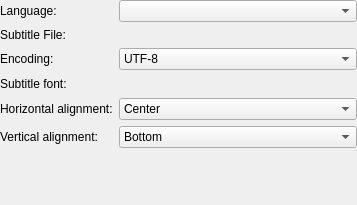
google-code-export/kmediafactory, file plugins/video/subtitleoptions.ui: the form before one commit.
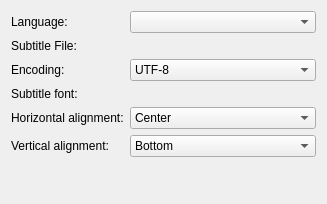
The form after the commit. Custom widgets are drawn as their Qt base class.

Commit message: Replace KMFFontChooser with KFontRequester

```diff
--- a/plugins/video/subtitleoptions.ui
+++ b/plugins/video/subtitleoptions.ui
@@ -6,17 +6,14 @@
    <rect>
     <x>0</x>
     <y>0</y>
-    <width>357</width>
-    <height>205</height>
+    <width>327</width>
+    <height>204</height>
    </rect>
   </property>
   <property name="windowTitle">
    <string>Subtitle options</string>
   </property>
   <layout class="QFormLayout" name="formLayout">
-   <property name="margin">
-    <number>0</number>
-   </property>
    <item row="0" column="0">
     <widget class="QLabel" name="languageLabel">
      <property name="text">
@@ -30,7 +27,17 @@
      </property>
     </widget>
    </item>
-   <item row="2" column="0">
+   <item row="0" column="1">
+    <widget class="QComboBox" name="languageCombo">
+     <property name="sizePolicy">
+      <sizepolicy hsizetype="Expanding" vsizetype="Fixed">
+       <horstretch>0</horstretch>
+       <verstretch>0</verstretch>
+      </sizepolicy>
+     </property>
+    </widget>
+   </item>
+   <item row="1" column="0">
     <widget class="QLabel" name="subtitleFileLabel">
      <property name="text">
       <string>Subtitle File:</string>
@@ -43,7 +50,7 @@
      </property>
     </widget>
    </item>
-   <item row="2" column="1">
+   <item row="1" column="1">
     <widget class="KUrlRequester" name="subtitleUrl">
      <property name="sizePolicy">
       <sizepolicy hsizetype="Expanding" vsizetype="Preferred">
@@ -53,7 +60,7 @@
      </property>
     </widget>
    </item>
-   <item row="3" column="0">
+   <item row="2" column="0">
     <widget class="QLabel" name="encodingLabel">
      <property name="text">
       <string>Encoding:</string>
@@ -63,7 +70,7 @@
      </property>
     </widget>
    </item>
-   <item row="3" column="1">
+   <item row="2" column="1">
     <widget class="KComboBox" name="encodingCombo">
      <property name="sizePolicy">
       <sizepolicy hsizetype="Expanding" vsizetype="Fixed">
@@ -636,7 +643,7 @@
      </item>
     </widget>
    </item>
-   <item row="4" column="0">
+   <item row="3" column="0">
     <widget class="QLabel" name="subtitleFontLabel">
      <property name="text">
       <string>Subtitle font:</string>
@@ -644,31 +651,12 @@
      <property name="wordWrap">
       <bool>false</bool>
      </property>
-     <property name="buddy">
-      <cstring>subtitleFontChooser</cstring>
-     </property>
     </widget>
    </item>
-   <item row="4" column="1">
-    <widget class="KMFFontChooser" name="subtitleFontChooser">
-     <property name="sizePolicy">
-      <sizepolicy hsizetype="Expanding" vsizetype="Preferred">
-       <horstretch>0</horstretch>
-       <verstretch>0</verstretch>
-      </sizepolicy>
-     </property>
-     <property name="minimumSize">
-      <size>
-       <width>0</width>
-       <height>16</height>
-      </size>
-     </property>
-     <property name="focusPolicy">
-      <enum>Qt::TabFocus</enum>
-     </property>
-    </widget>
+   <item row="3" column="1">
+    <widget class="KFontRequester" name="subtitleFont"/>
    </item>
-   <item row="5" column="0">
+   <item row="4" column="0">
     <widget class="QLabel" name="horizontalLabel">
      <property name="text">
       <string>Horizontal alignment:</string>
@@ -681,7 +669,7 @@
      </property>
     </widget>
    </item>
-   <item row="5" column="1">
+   <item row="4" column="1">
     <widget class="QComboBox" name="horizontalAlignCombo">
      <property name="sizePolicy">
       <sizepolicy hsizetype="Expanding" vsizetype="Fixed">
@@ -714,7 +702,7 @@
      </item>
     </widget>
    </item>
-   <item row="6" column="0">
+   <item row="5" column="0">
     <widget class="QLabel" name="verticalLabel">
      <property name="text">
       <string>Vertical alignment:</string>
@@ -727,7 +715,7 @@
      </property>
     </widget>
    </item>
-   <item row="6" column="1">
+   <item row="5" column="1">
     <widget class="QComboBox" name="verticalAlignCombo">
      <property name="sizePolicy">
       <sizepolicy hsizetype="Expanding" vsizetype="Fixed">
@@ -755,7 +743,7 @@
      </item>
     </widget>
    </item>
-   <item row="7" column="0">
+   <item row="6" column="0">
     <spacer>
      <property name="orientation">
       <enum>Qt::Vertical</enum>
@@ -771,16 +759,6 @@
      </property>
     </spacer>
    </item>
-   <item row="0" column="1">
-    <widget class="QComboBox" name="languageCombo">
-     <property name="sizePolicy">
-      <sizepolicy hsizetype="Expanding" vsizetype="Fixed">
-       <horstretch>0</horstretch>
-       <verstretch>0</verstretch>
-      </sizepolicy>
-     </property>
-    </widget>
-   </item>
   </layout>
  </widget>
  <layoutdefault spacing="6" margin="11"/>
@@ -793,17 +771,16 @@
    <header>kurlrequester.h</header>
    <container>1</container>
   </customwidget>
+  <customwidget>
+   <class>KFontRequester</class>
+   <extends>QWidget</extends>
+   <header>kfontrequester.h</header>
+  </customwidget>
   <customwidget>
    <class>KComboBox</class>
    <extends>QComboBox</extends>
    <header>kcombobox.h</header>
   </customwidget>
-  <customwidget>
-   <class>KMFFontChooser</class>
-   <extends>QWidget</extends>
-   <header>kmffontchooser.h</header>
-   <container>1</container>
-  </customwidget>
  </customwidgets>
  <tabstops>
   <tabstop>languageCombo</tabstop>
```
Left out of the diff: 2 changed lines with no effect on the pictures. The commit also changes 8 other files.
